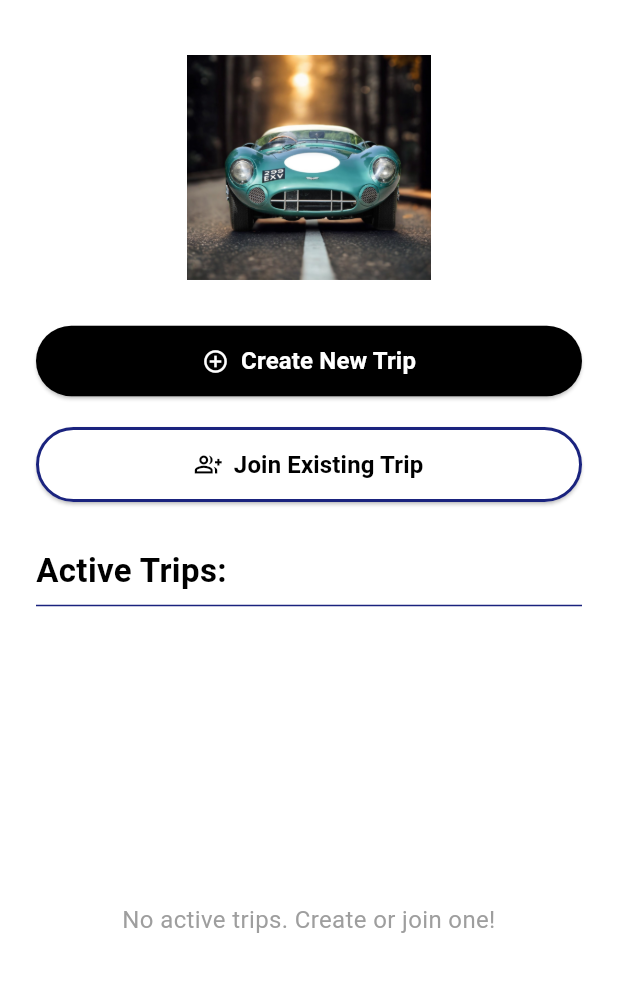
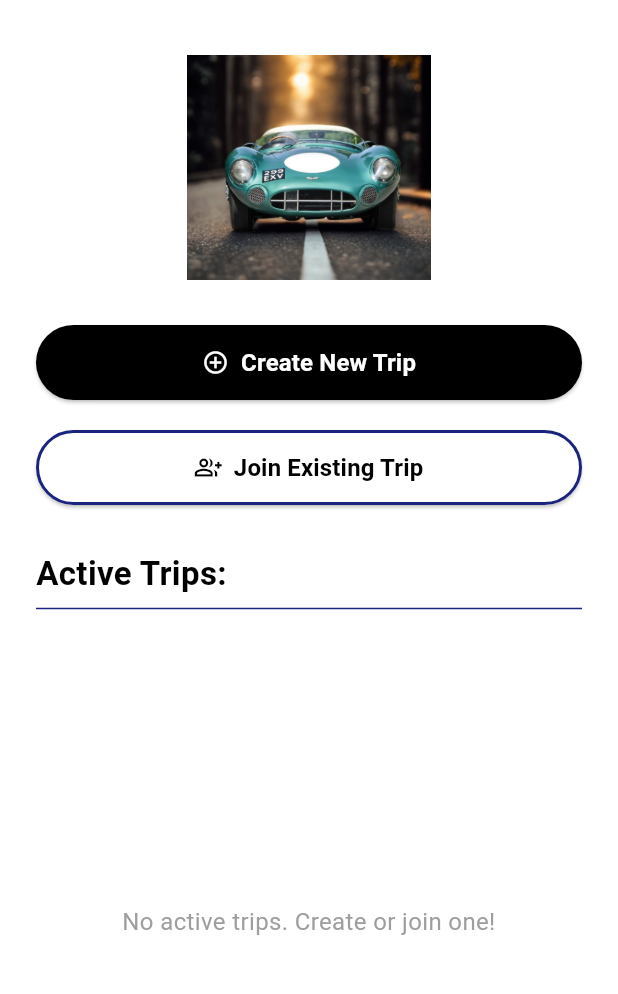
Before and after one commit to mashoodji/Convay-latest-, a Flutter app: the screen it shows once a user with an empty profile is signed in, on a phone screen of 412 x 824 dp, the part 65-1059 px from its top. Run offline on Flutter 3.47's test engine with Material 3 defaults, Android fonts, the phone set to English and light mode, and no system bars; our stand-ins replace cloud_firestore, firebase_auth, firebase_core, firebase_database, flutter_local_notifications, geocoding and 4 more; missing offline and left inert: flutter_background_service, flutter_polyline_points; accounts and stored records are empty.

Commit message:
by(mashood)

```diff
--- a/lib/screens/home/home_screen.dart
+++ b/lib/screens/home/home_screen.dart
@@ -12,27 +12,27 @@ class HomeScreen extends StatelessWidget {
 
   @override
   Widget build(BuildContext context) {
+    final authService = Provider.of<AuthService>(context);
+    final currentUserId = authService.currentUser?.uid ?? '';
+
     return Scaffold(
-      backgroundColor: Colors.white, // Set background to white
+      backgroundColor: Colors.white,
       appBar: AppBar(
         title: const Text(
           'Convoy',
           style: TextStyle(
-            color: Color(0xFF1A237E), // Dark blue for app bar title
+            color: Color(0xFF1A237E),
             fontWeight: FontWeight.bold,
             fontSize: 24,
           ),
         ),
-        backgroundColor: Colors.white, // White app bar background
-        elevation: 0, // No shadow for a clean look
-        centerTitle: true, // Center the title
+        backgroundColor: Colors.white,
+        elevation: 0,
+        centerTitle: true,
         actions: [
           IconButton(
-            icon: const Icon(Icons.logout, color: Color(0xFF1A237E)), // Dark blue logout icon
-            onPressed: () {
-              final authService = Provider.of<AuthService>(context, listen: false);
-              authService.signOut();
-            },
+            icon: const Icon(Icons.logout, color: Color(0xFF1A237E)),
+            onPressed: () => authService.signOut(),
           ),
         ],
       ),
@@ -42,11 +42,18 @@ class HomeScreen extends StatelessWidget {
             stream: tripService.getTrips(),
             builder: (context, snapshot) {
               if (snapshot.connectionState == ConnectionState.waiting) {
-                return const Center(child: CircularProgressIndicator(color: Color(0xFF1A237E)));
+                return const Center(
+                  child: CircularProgressIndicator(color: Color(0xFF1A237E)),
+                );
               }
 
               if (snapshot.hasError) {
-                return Center(child: Text('Error: ${snapshot.error}', style: TextStyle(color: Theme.of(context).colorScheme.error)));
+                return Center(
+                  child: Text(
+                    'Error: ${snapshot.error}',
+                    style: TextStyle(color: Theme.of(context).colorScheme.error),
+                  ),
+                );
               }
 
               final trips = snapshot.data ?? [];
@@ -59,55 +66,36 @@ class HomeScreen extends StatelessWidget {
                       crossAxisAlignment: CrossAxisAlignment.stretch,
                       children: [
                         Image.asset(
-                          'assets/images/c44674bf-abc7-4fe5-9a6f-b28dabbc6d3e.png', // Add a relevant image for the home screen
+                          'assets/images/c44674bf-abc7-4fe5-9a6f-b28dabbc6d3e.png',
                           height: 150,
                           fit: BoxFit.contain,
                         ),
                         const SizedBox(height: 30),
-                        ElevatedButton.icon(
-                          onPressed: () {
-                            Navigator.push(
-                              context,
-                              MaterialPageRoute(builder: (context) => const CreateTripScreen()),
-                            );
-                          },
-                          icon: const Icon(Icons.add_circle_outline, color: Colors.white),
-                          label: const Text(
-                            'Create New Trip',
-                            style: TextStyle(color: Colors.white, fontSize: 16, fontWeight: FontWeight.bold),
+                        _buildActionButton(
+                          onPressed: () => Navigator.push(
+                            context,
+                            MaterialPageRoute(
+                              builder: (context) => const CreateTripScreen(),
+                            ),
                           ),
-                          style: ElevatedButton.styleFrom(
-                            backgroundColor: Colors.black,
-                            foregroundColor: Colors.white, // Larger button
-                            shape: RoundedRectangleBorder(
-                              borderRadius: BorderRadius.circular(25), // Rounded corners
-                            ),
-                            padding: const EdgeInsets.symmetric(vertical: 12),
-                          ),
+                          icon: Icons.add_circle_outline,
+                          label: 'Create New Trip',
+                          backgroundColor: Colors.black,
+                          textColor: Colors.white,
                         ),
                         const SizedBox(height: 20),
-                        ElevatedButton.icon(
-                          onPressed: () {
-                            Navigator.push(
-                              context,
-                              MaterialPageRoute(builder: (context) => const JoinTripScreen()),
-                            );
-                          },
-                          icon: const Icon(Icons.group_add_outlined, color: Colors.black), // Dark blue icon
-                          label: const Text(
-                            'Join Existing Trip',
-                            style: TextStyle(color: Colors.black, fontSize: 16, fontWeight: FontWeight.bold),
+                        _buildActionButton(
+                          onPressed: () => Navigator.push(
+                            context,
+                            MaterialPageRoute(
+                              builder: (context) => const JoinTripScreen(),
+                            ),
                           ),
-                          style: ElevatedButton.styleFrom(
-                            backgroundColor: Colors.white, // White background
-                            foregroundColor: const Color(0xFF1A237E), // Dark blue text color
-                            side: const BorderSide(color: Color(0xFF1A237E), width: 2), // Dark blue border
-                            minimumSize: const Size.fromHeight(50), // Larger button
-                            shape: RoundedRectangleBorder(
-                              borderRadius: BorderRadius.circular(25), // Rounded corners
-                            ),
-                            padding: const EdgeInsets.symmetric(vertical: 12),
-                          ),
+                          icon: Icons.group_add_outlined,
+                          label: 'Join Existing Trip',
+                          backgroundColor: Colors.white,
+                          textColor: Colors.black,
+                          borderColor: const Color(0xFF1A237E),
                         ),
                         const SizedBox(height: 30),
                         const Text(
@@ -115,10 +103,10 @@ class HomeScreen extends StatelessWidget {
                           style: TextStyle(
                             fontSize: 22,
                             fontWeight: FontWeight.bold,
-                            color: Colors.black // Dark blue heading
+                            color: Colors.black,
                           ),
                         ),
-                        const Divider(color: Color(0xFF1A237E), thickness: 1), // Blue divider
+                        const Divider(color: Color(0xFF1A237E), thickness: 1),
                         const SizedBox(height: 10),
                       ],
                     ),
@@ -136,50 +124,7 @@ class HomeScreen extends StatelessWidget {
                       itemCount: trips.length,
                       itemBuilder: (context, index) {
                         final trip = trips[index];
-                        final tripId = trip.id;
-                        if (tripId.isEmpty) return const SizedBox();
-
-                        return Card(
-                          margin: const EdgeInsets.symmetric(horizontal: 24.0, vertical: 8.0),
-                          elevation: 3,
-                          shape: RoundedRectangleBorder(
-                            borderRadius: BorderRadius.circular(15), // Rounded card corners
-                          ),
-                          child: ListTile(
-                            contentPadding: const EdgeInsets.symmetric(horizontal: 20, vertical: 10),
-                            leading: const Icon(Icons.map, color: Colors.black, size: 30), // Map icon
-                            title: Text(
-                              '${trip.destination}',
-                              style: const TextStyle(
-                                fontSize: 18,
-                                fontWeight: FontWeight.w600,
-                                color: Colors.black,
-                              ),
-                            ),
-                            subtitle: Column(
-                              crossAxisAlignment: CrossAxisAlignment.start,
-                              children: [
-                                Text(
-                                  'Trip ID: $tripId',
-                                  style: const TextStyle(color: Colors.grey, fontSize: 14),
-                                ),
-                                Text(
-                                  '${trip.members.length} members',
-                                  style: const TextStyle(color: Colors.grey, fontSize: 14),
-                                ),
-                              ],
-                            ),
-                            trailing: const Icon(Icons.arrow_forward_ios, color: Color(0xFF1A237E)), // Forward arrow
-                            onTap: () {
-                              Navigator.push(
-                                context,
-                                MaterialPageRoute(
-                                  builder: (context) => TripMapScreen(tripId: tripId, currentUserId: '',),
-                                ),
-                              );
-                            },
-                          ),
-                        );
+                        return _buildTripCard(context, trip, currentUserId);
                       },
                     ),
                   ),
@@ -191,4 +136,82 @@ class HomeScreen extends StatelessWidget {
       ),
     );
   }
+
+  Widget _buildActionButton({
+    required VoidCallback onPressed,
+    required IconData icon,
+    required String label,
+    required Color backgroundColor,
+    required Color textColor,
+    Color borderColor = Colors.transparent,
+  }) {
+    return ElevatedButton.icon(
+      onPressed: onPressed,
+      icon: Icon(icon, color: textColor),
+      label: Text(
+        label,
+        style: TextStyle(
+          color: textColor,
+          fontSize: 16,
+          fontWeight: FontWeight.bold,
+        ),
+      ),
+      style: ElevatedButton.styleFrom(
+        backgroundColor: backgroundColor,
+        side: BorderSide(color: borderColor, width: 2),
+        minimumSize: const Size.fromHeight(50),
+        shape: RoundedRectangleBorder(
+          borderRadius: BorderRadius.circular(25),
+        ),
+        padding: const EdgeInsets.symmetric(vertical: 12),
+      ),
+    );
+  }
+
+  Widget _buildTripCard(BuildContext context, Trip trip, String currentUserId) {
+    return Card(
+      margin: const EdgeInsets.symmetric(horizontal: 24.0, vertical: 8.0),
+      elevation: 3,
+      shape: RoundedRectangleBorder(
+        borderRadius: BorderRadius.circular(15),
+      ),
+      child: ListTile(
+        contentPadding: const EdgeInsets.symmetric(horizontal: 20, vertical: 10),
+        leading: const Icon(Icons.map, color: Colors.black, size: 30),
+        title: Text(
+          trip.destination,
+          style: const TextStyle(
+            fontSize: 18,
+            fontWeight: FontWeight.w600,
+            color: Colors.black,
+          ),
+        ),
+        subtitle: Column(
+          crossAxisAlignment: CrossAxisAlignment.start,
+          children: [
+            Text(
+              'Trip ID: ${trip.id}',
+              style: const TextStyle(color: Colors.grey, fontSize: 14),
+            ),
+            Text(
+              '${trip.members.length} members',
+              style: const TextStyle(color: Colors.grey, fontSize: 14),
+            ),
+          ],
+        ),
+        trailing: const Icon(Icons.arrow_forward_ios, color: Color(0xFF1A237E)),
+        onTap: () {
+          Navigator.push(
+            context,
+            MaterialPageRoute(
+              builder: (context) => TripMapScreen(
+                tripId: trip.id,
+                currentUserId: currentUserId,
+              ),
+            ),
+          );
+        },
+      ),
+    );
+  }
 }
--- a/pubspec.yaml
+++ b/pubspec.yaml
@@ -49,6 +49,7 @@ dependencies:
   flutter_background_service: ^5.1.0
   flutter_local_notifications: ^19.2.1
   flutter_polyline_points: ^2.1.0
+  url_launcher: ^6.3.1
 
 dev_dependencies:
   flutter_test:
```
Also changed, not shown: lib/screens/trip/trip_map_screen.dart (+164 -149 lines), lib/services/trip_service.dart (+7 -9 lines), pubspec.lock, 5 other files.
